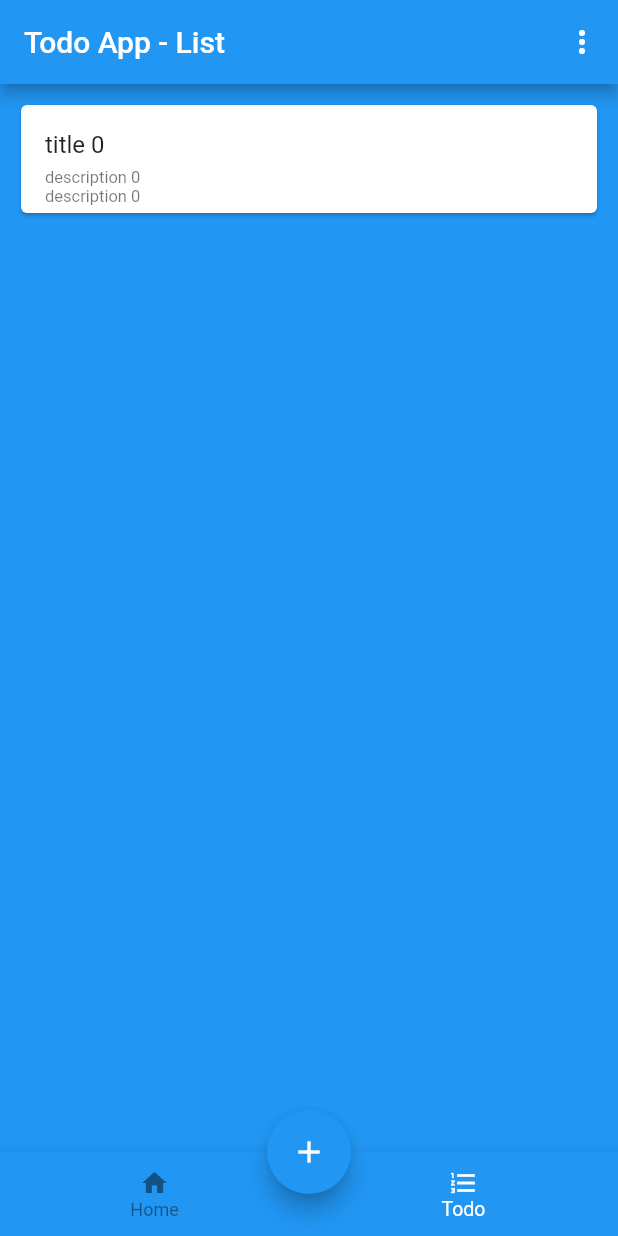
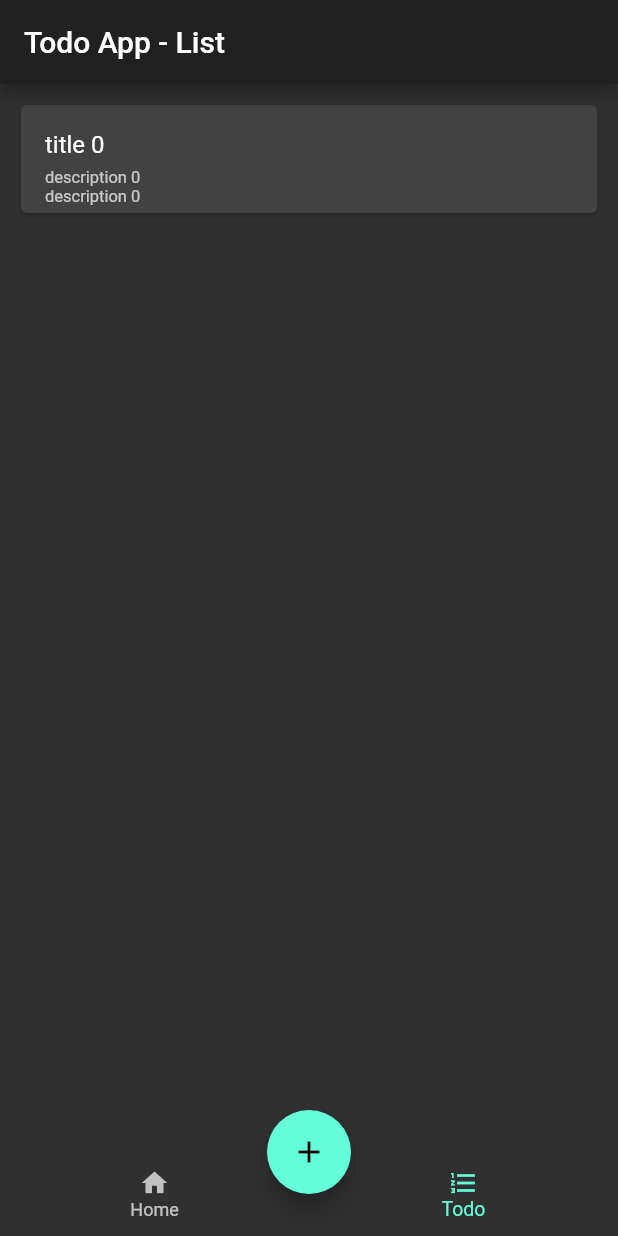
Before and after one commit to chingalo-family/flutter-todo-app, a Flutter app: the screen it shows after launch, item 2 of the bottom bar chosen, after a tap on the "add" icon, on a phone screen of 412 x 824 dp. Run offline on Flutter 3.47's test engine with Material 2 defaults, Android fonts, the phone set to English and light mode, and no system bars.

Commit message:
- Update theme to dark  - add placeholder for summary page  On branch develop  Changes to be committed: 	modified:   lib/main.dart 	modified:   lib/models/page_model.dart 	modified:   lib/models/todo_model.dart 	modified:   lib/pages/home/home.dart 	modified:   lib/pages/todo_list/components/todo_container.dart 	modified:   lib/pages/todo_list/todo_list.dart 	modified:   lib/pages/todo_list_detail/todo_list_detail.dart 	modified:   lib/pages/todo_summary/todo_summary.dart

```diff
--- a/lib/main.dart
+++ b/lib/main.dart
@@ -1,8 +1,8 @@
 import 'package:flutter/material.dart';
-import 'package:todo_app/pages/home/home.dart';
 import 'package:provider/provider.dart';
 import 'package:todo_app/models/page_model.dart';
 import 'package:todo_app/models/todo_model.dart';
+import 'package:todo_app/pages/home/home.dart';
 
 void main() {
   runApp(MyApp());
@@ -15,13 +15,17 @@ class MyApp extends StatelessWidget {
   Widget build(BuildContext context) {
     return MultiProvider(
         providers: [
-          ChangeNotifierProvider(create: (_)=>TodoModel(),),
-          ChangeNotifierProvider(create: (_)=>PageModel(),)
+          ChangeNotifierProvider(
+            create: (_) => TodoModel(),
+          ),
+          ChangeNotifierProvider(
+            create: (_) => PageModel(),
+          )
         ],
         child: MaterialApp(
             debugShowCheckedModeBanner: false,
-            home: HomePage()//HomePage(title: this.title),
-        )
-    );
+            theme: ThemeData.dark(),
+            home: HomePage() //HomePage(title: this.title),
+            ));
   }
 }
--- a/lib/pages/home/home.dart
+++ b/lib/pages/home/home.dart
@@ -1,111 +1,87 @@
 import 'package:flutter/material.dart';
+import 'package:provider/provider.dart';
+import 'package:todo_app/models/page_model.dart';
+import 'package:todo_app/models/todo_model.dart';
 import 'package:todo_app/pages/todo_list/todo_list.dart';
 import 'package:todo_app/pages/todo_list_detail/todo_list_detail.dart';
 import 'package:todo_app/pages/todo_summary/todo_summary.dart';
-import 'package:provider/provider.dart';
-import 'package:todo_app/models/page_model.dart';
-import 'package:todo_app/models/todo_model.dart';
 
-class HomePage extends StatelessWidget{
-
+class HomePage extends StatelessWidget {
   @override
   Widget build(BuildContext context) {
+    final todoModel = Provider.of<TodoModel>(context);
+    final pageModel = Provider.of<PageModel>(context);
 
-    final List<String> choices = <String>['menu1','menu2'];
+    List<Todo> todoList = todoModel.todoList;
+    int currentIndex = pageModel.currentIndex;
+    String currentSubPage = pageModel.currentSubPage;
+    String currentPageTitle = pageModel.currentPageTitle;
 
-    final pageSelector = context.watch<PageModel>();
-    final todoSelector = context.watch<TodoModel>();
-
-    List<Todo> todoList = todoSelector.todoList;
-    int currentIndex = pageSelector.currentIndex;
-    String currentSubPage = pageSelector.currentSubPage;
-    String currentPageTitle = pageSelector.currentPageTitle;
-
-    void setCurrentPageTitle(String name){
+    void setCurrentPageTitle(String name) {
       context.read<PageModel>().setCurrentPageTitle(name);
     }
 
-    void setCurrentSubPage(String name){
+    void setCurrentSubPage(String name) {
       context.read<PageModel>().setCurrentSubPage(name);
     }
 
-    void setCurrentPageTab(int index){
-      String name = index == 0 ? 'Todo App - Summary' : index ==1? 'Todo App - List' : 'Todo App';
+    void setCurrentPageTab(int index) {
+      String name = index == 0
+          ? 'Todo App - Summary'
+          : index == 1 ? 'Todo App - List' : 'Todo App';
       setCurrentPageTitle(name);
       context.read<PageModel>().activateTable(index);
     }
 
-    void addTodo(){
+    void addTodo() {
       int total = todoList.length;
       String id = '$total';
       String title = 'title $total';
       String description = 'description $total';
-      context.read<TodoModel>().addTodo(new Todo(id :id,title:title, description:description));
+      Todo todo = new Todo(id: id, title: title, description: description);
+      todoModel.addTodo(todo);
       setCurrentSubPage('');
       setCurrentPageTitle('Todo App - List');
       setCurrentPageTab(1);
     }
 
-    void onSelectTodo(Todo todo){
-        final String pageName = 'todoView';
-        context.read<TodoModel>().setCurrentTodo(todo);
-        setCurrentSubPage(pageName);
-        setCurrentPageTitle(todo.title);
-    }
-
     return Scaffold(
         appBar: AppBar(
-            backgroundColor: Colors.blue,
           title: Text(currentPageTitle),
-          actions: <Widget>[
-            PopupMenuButton(
-              onSelected: (String choice){
-                print(choice);
-              },
-              itemBuilder: (BuildContext contents){
-                return choices.map((String choice){
-                  return PopupMenuItem(
-                  value: choice,
-                  child: Text(choice),
-              );
-              }).toList();
-          })
-          ],
         ),
         body: SafeArea(
-            child:Container(
-              color: Colors.blue,
-                child: currentSubPage == 'todoView'? TodoListDetail(currentTodo: todoSelector.currentTodo,): currentIndex == 1 ? TodoList(todoList: todoList,onSelectTodo: onSelectTodo,) : TodoSummary()
-            )
-        ),
+            child: Container(
+                child: currentSubPage == 'todoView'
+                    ? TodoListDetail()
+                    : currentIndex == 1 ? TodoList() : TodoSummary())),
         bottomNavigationBar: BottomNavigationBar(
-          onTap: (index){
+          onTap: (index) {
             return setCurrentPageTab(index);
           },
-          backgroundColor: Colors.blue,
           showUnselectedLabels: true,
           showSelectedLabels: true,
           currentIndex: currentIndex,
-          selectedItemColor: Colors.white,
-          unselectedItemColor: Colors.black45,
           selectedFontSize: 13.0,
           unselectedFontSize: 12.0,
           iconSize: 20,
-          items :[
-            BottomNavigationBarItem(icon:Icon(Icons.home),title: Text('Home',style: TextStyle(fontSize: 12.0))),
-            BottomNavigationBarItem(icon:Icon(Icons.format_list_numbered),title: Text('Todo',style: TextStyle(fontSize: 12.0)))
+          items: [
+            BottomNavigationBarItem(
+                icon: Icon(Icons.home),
+                title: Text('Home', style: TextStyle(fontSize: 12.0))),
+            BottomNavigationBarItem(
+                icon: Icon(Icons.format_list_numbered),
+                title: Text('Todo', style: TextStyle(fontSize: 12.0)))
           ],
         ),
-        floatingActionButton:  Visibility(
+        floatingActionButton: Visibility(
             child: FloatingActionButton(
-            onPressed: (){
+              onPressed: () {
                 return addTodo();
               },
               child: Icon(Icons.add),
             ),
-          visible: currentSubPage == '' ?true :false
-        ),
-        floatingActionButtonLocation: FloatingActionButtonLocation.centerDocked
-    );
+            visible: currentSubPage == '' ? true : false),
+        floatingActionButtonLocation:
+            FloatingActionButtonLocation.centerDocked);
   }
 }
--- a/lib/pages/todo_list/components/todo_container.dart
+++ b/lib/pages/todo_list/components/todo_container.dart
@@ -1,30 +1,40 @@
 import 'package:flutter/material.dart';
+import 'package:provider/provider.dart';
+import 'package:todo_app/models/page_model.dart';
 import 'package:todo_app/models/todo_model.dart';
 
-class TodoContainer extends StatelessWidget{
-  TodoContainer({Key key, this.todo,this.onSelectTodo}): super(key: key);
+class TodoContainer extends StatelessWidget {
+  TodoContainer({this.todo});
 
   final Todo todo;
-  final Function(Todo) onSelectTodo;
 
   @override
   Widget build(BuildContext context) {
+    final todoModel = Provider.of<TodoModel>(context);
+    final pageModel = Provider.of<PageModel>(context);
+
     return Card(
         child: ListTile(
-        onTap: (){
-          return onSelectTodo(todo);
+      onTap: () {
+        todoModel.setCurrentTodo(todo);
+        pageModel.setCurrentPageTitle(todo.title);
+        pageModel.setCurrentSubPage('todoView');
       },
       title: Text(todo.title),
       subtitle: Container(
         child: Column(
             crossAxisAlignment: CrossAxisAlignment.start,
             children: <Widget>[
-                Text(todo.description, style: TextStyle(fontSize: 11),),
-                Text(todo.description, style: TextStyle(fontSize: 11),)
-              ]
+              Text(
+                todo.description,
+                style: TextStyle(fontSize: 11),
               ),
+              Text(
+                todo.description,
+                style: TextStyle(fontSize: 11),
+              )
+            ]),
       ),
-      )
-    );
+    ));
   }
 }
--- a/lib/pages/todo_list/todo_list.dart
+++ b/lib/pages/todo_list/todo_list.dart
@@ -1,26 +1,21 @@
 import 'package:flutter/material.dart';
+import 'package:provider/provider.dart';
 import 'package:todo_app/models/todo_model.dart';
 import 'package:todo_app/pages/todo_list/components/todo_container.dart';
 
 class TodoList extends StatelessWidget {
-  TodoList({
-    Key key,
-    this.todoList,
-    this.onSelectTodo
-  }) : super(key: key);
-
-  final Function(Todo) onSelectTodo;
-
-  final List<Todo> todoList;
-
   @override
   Widget build(BuildContext context) {
+    final todoModel = Provider.of<TodoModel>(context);
+
+    List<Todo> todoList = todoModel.todoList;
+
     return Container(
       margin: EdgeInsets.all(10),
       child: ListView.builder(
           itemCount: todoList.length,
-          itemBuilder: (BuildContext context,int index){
-            return TodoContainer(todo: this.todoList[index],onSelectTodo:onSelectTodo);
+          itemBuilder: (BuildContext context, int index) {
+            return TodoContainer(todo: todoList[index]);
           }),
     );
   }
--- a/lib/pages/todo_summary/todo_summary.dart
+++ b/lib/pages/todo_summary/todo_summary.dart
@@ -5,16 +5,29 @@ class TodoSummary extends StatelessWidget {
     Key key,
   }) : super(key: key);
 
-
   @override
   Widget build(BuildContext context) {
-    double width = MediaQuery.of(context).size.width;
-    double height = MediaQuery.of(context).size.height;
     return Container(
-      margin: EdgeInsets.all(10),
-      height: height,
-        width: width,
-      child: Text('')
+      child: Column(
+        children: <Widget>[
+          Container(
+            child: Card(
+              child: ListTile(
+                title: Text('Summary total'),
+                subtitle: Text('Summary total to come'),
+              ),
+            ),
+          ),
+          Container(
+            child: Card(
+              child: ListTile(
+                title: Text('Summary Chart'),
+                subtitle: Text('Chart to come'),
+              ),
+            ),
+          )
+        ],
+      ),
     );
   }
 }
```
Also changed, not shown: lib/models/page_model.dart (+6 -7 lines), lib/models/todo_model.dart (+10 -10 lines), lib/pages/todo_list_detail/todo_list_detail.dart (+15 -30 lines). Lines whose indentation alone changed are shown as unchanged.
